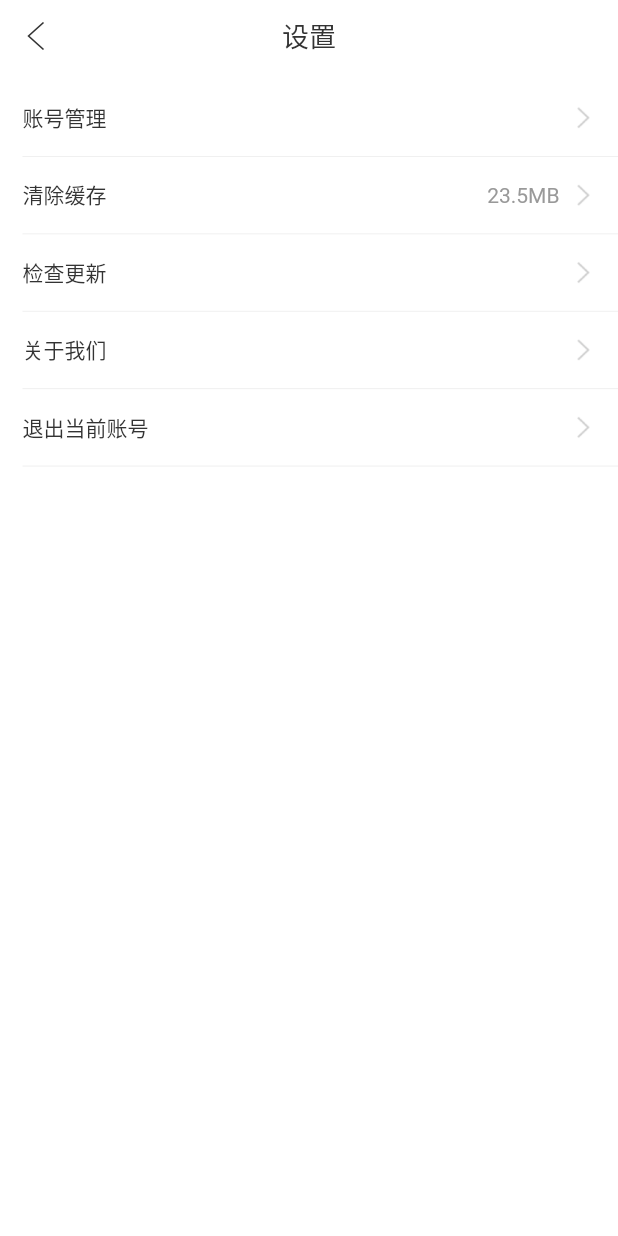
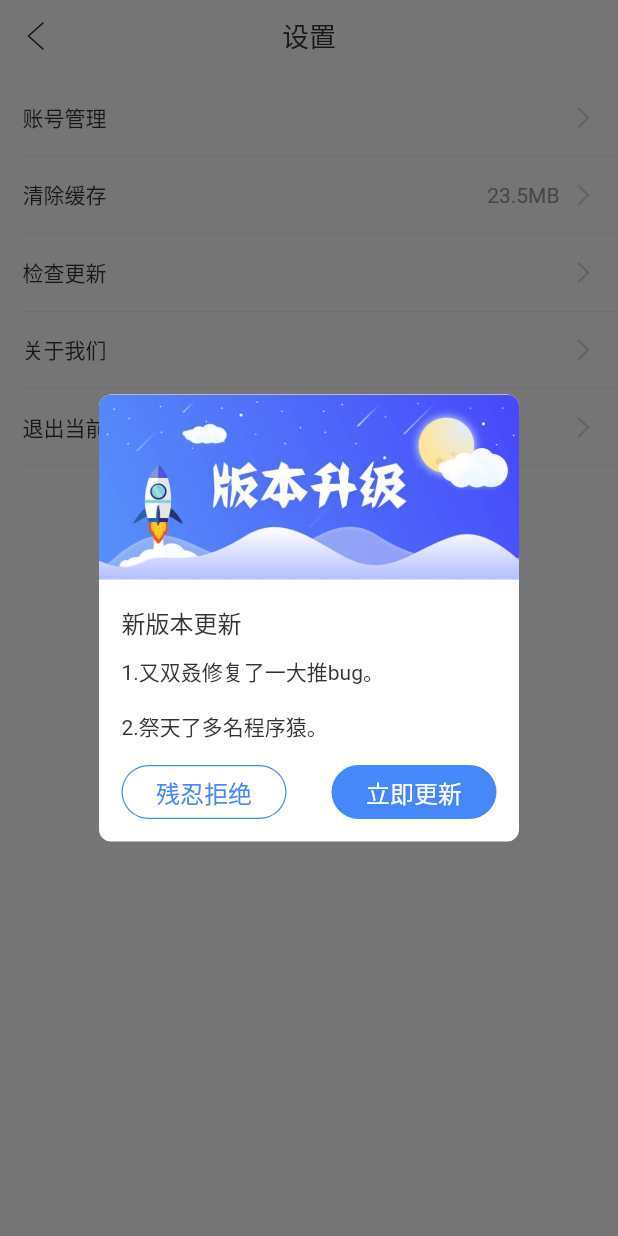
Before and after one commit to simplezhli/flutter_deer, a Flutter app: the SettingPage screen opened by its route, after a tap on "检查更新", on a phone screen of 412 x 824 dp. Run offline on Flutter 3.47's test engine with Material 2 defaults, Android fonts, the phone set to English and light mode, and no system bars; drawn by our look-alikes of oktoast; our stand-ins replace azlistview, cached_network_image, dio, fluro, flutter_slidable, flutter_swiper and 6 more; missing offline and left inert: common_utils, date_utils, flustars, flutter_2d_amap; statements that could not run were skipped.

Commit message:
添加应用检查更新功能

```diff
--- a/lib/setting/setting_page.dart
+++ b/lib/setting/setting_page.dart
@@ -2,7 +2,7 @@
 import 'package:flutter/material.dart';
 import 'package:flutter_deer/res/resources.dart';
 import 'package:flutter_deer/routers/fluro_navigator.dart';
-import 'package:flutter_deer/util/toast.dart';
+import 'package:flutter_deer/setting/update_dialog.dart';
 import 'package:flutter_deer/widgets/app_bar.dart';
 import 'package:flutter_deer/widgets/click_item.dart';
 
@@ -38,7 +38,7 @@ class _SettingPageState extends State<SettingPage> {
           ClickItem(
             title: "检查更新",
             onTap: (){
-              Toast.show("已是最新版本");
+              _showUpdateDialog();
             }
           ),
           ClickItem(
@@ -61,4 +61,14 @@ class _SettingPageState extends State<SettingPage> {
       ),
     );
   }
+
+  void _showUpdateDialog() {
+    showDialog(
+        context: context,
+        barrierDismissible: false,
+        builder: (BuildContext context) {
+          return UpdateDialog();
+        }
+    );
+  }
 }
--- /dev/null
+++ b/lib/setting/update_dialog.dart
@@ -0,0 +1,175 @@
+
+import 'dart:io';
+
+import 'package:dio/dio.dart';
+import 'package:flustars/flustars.dart';
+import 'package:flutter/foundation.dart';
+import 'package:flutter/material.dart';
+import 'package:flutter_deer/res/resources.dart';
+import 'package:flutter_deer/routers/fluro_navigator.dart';
+import 'package:flutter_deer/util/toast.dart';
+import 'package:flutter_deer/util/utils.dart';
+import 'package:flutter_deer/util/version_utils.dart';
+
+
+class UpdateDialog extends StatefulWidget {
+
+  @override
+  _UpdateDialogState createState() => _UpdateDialogState();
+}
+
+class _UpdateDialogState extends State<UpdateDialog> {
+
+  CancelToken _cancelToken = CancelToken();
+  bool _isDownload = false;
+  double _value = 0;
+
+  @override
+  void dispose() {
+    if (!_cancelToken.isCancelled && _value != 1){
+      _cancelToken.cancel();
+    }
+    super.dispose();
+  }
+
+  @override
+  Widget build(BuildContext context) {
+    return WillPopScope(
+      onWillPop: () async{
+        /// 使用false禁止返回键返回，达到强制升级目的
+        return true;
+      },
+      child: Scaffold(
+        resizeToAvoidBottomInset: false,
+        backgroundColor: Colors.transparent,
+        body: Center(
+          child: Container(
+            decoration: BoxDecoration(
+              color: Colors.white,
+              borderRadius: BorderRadius.circular(8.0),
+            ),
+            width: 280.0,
+            child: Column(
+              crossAxisAlignment: CrossAxisAlignment.start,
+              mainAxisSize: MainAxisSize.min,
+              children: <Widget>[
+                Container(
+                  height: 140.0,
+                  width: 280.0,
+                  decoration: BoxDecoration(
+                    borderRadius: const BorderRadius.only(topLeft: const Radius.circular(8.0), topRight: const Radius.circular(8.0)),
+                    image: DecorationImage(
+                      image: AssetImage(Utils.getImgPath("update_head",format: 'jpg')),
+                      fit: BoxFit.cover,
+                    ),
+                  )
+                ),
+                const Padding(
+                  padding: const EdgeInsets.symmetric(horizontal: 15.0),
+                  child: const Text("新版本更新", style: TextStyles.textDark16),
+                ),
+                Padding(
+                  padding: const EdgeInsets.symmetric(horizontal: 15.0, vertical: 10.0),
+                  child: Text("1.又双叒修复了一大推bug。\n\n2.祭天了多名程序猿。", style: TextStyles.textDark14),
+                ),
+                Padding(
+                  padding: const EdgeInsets.only(bottom: 15.0, left: 15.0, right: 15.0 , top: 5.0),
+                  child: _isDownload ? LinearProgressIndicator(
+                    backgroundColor: Colours.line,
+                    valueColor: new AlwaysStoppedAnimation<Color>(Colours.app_main),
+                    value: _value,
+                  ): Row(
+                    mainAxisAlignment: MainAxisAlignment.spaceBetween,
+                    children: <Widget>[
+                      Container(
+                        width: 110.0,
+                        height: 36.0,
+                        child: FlatButton(
+                          onPressed: (){
+                            NavigatorUtils.goBack(context);
+                          },
+                          textColor: Colours.app_main,
+                          color: Colors.transparent,
+                          disabledTextColor: Colors.white,
+                          disabledColor: Colours.text_gray_c,
+                          shape: RoundedRectangleBorder(
+                              borderRadius: BorderRadius.circular(18.0),
+                              side: BorderSide(
+                                color: Colours.app_main,
+                                width: 0.8,
+                              )
+                          ),
+                          child: Text(
+                            "残忍拒绝",
+                            style: TextStyle(fontSize: Dimens.font_sp16),
+                          ),
+                        ),
+                      ),
+                      Container(
+                        width: 110.0,
+                        height: 36.0,
+                        child: FlatButton(
+                          onPressed: (){
+                            if (defaultTargetPlatform == TargetPlatform.iOS){
+                              NavigatorUtils.goBack(context);
+                              VersionUtils.jumpAppStore();
+                            }else{
+                              setState(() {
+                                _isDownload = true;
+                              });
+                              _download();
+                            }
+                          },
+                          textColor: Colors.white,
+                          color: Colours.app_main,
+                          disabledTextColor: Colors.white,
+                          disabledColor: Colours.text_gray_c,
+                          shape: RoundedRectangleBorder(
+                              borderRadius: BorderRadius.circular(18.0),
+                          ),
+                          child: Text(
+                            "立即更新",
+                            style: TextStyle(fontSize: Dimens.font_sp16),
+                          ),
+                        ),
+                      )
+                    ],
+                  ),
+                )
+              ],
+            )
+          ),
+        )
+      ),
+    );
+  }
+
+  ///下载apk
+  _download() async {
+    try {
+      await DirectoryUtil.getInstance();
+      DirectoryUtil.createStorageDirSync(category: 'apk');
+      String path = DirectoryUtil.getStoragePath(fileName: 'deer', category: 'apk', format: 'apk');
+      File file = File(path);
+      await Dio().download("http://oss.pgyer.com/094e0de740d62b7e95ba5d5f65ed3e99.apk?auth_key=1565257974-a4efb6d2f1f192f992c1bbcbe5097af8-0-aaa223d92592e2c753e522e028cc2fc0&response-content-disposition=attachment%3B+filename%3Dapp-release.apk",
+        file.path,
+        cancelToken: _cancelToken,
+        onReceiveProgress: (int count, int total){
+          if (total != -1) {
+            _value = count / total;
+            setState(() {
+
+            });
+            if (count == total){
+              NavigatorUtils.goBack(context);
+              VersionUtils.install(path);
+            }
+          }
+        },
+      );
+    }catch (e){
+      Toast.show("下载失败!");
+      print(e);
+    }
+  }
+}
--- /dev/null
+++ b/lib/util/version_utils.dart
@@ -0,0 +1,14 @@
+
+import 'package:flutter/services.dart';
+
+class VersionUtils{
+  static const MethodChannel _channel = const MethodChannel('version');
+
+  static void install(String path){
+    _channel.invokeMethod("install", {'path': path});
+  }
+
+  static void jumpAppStore(){
+    _channel.invokeMethod("jumpAppStore");
+  }
+}
```
Also changed, not shown: assets/images/update_head.jpg (added), preview/Screenshot_23.jpg (added), 8 other files.
